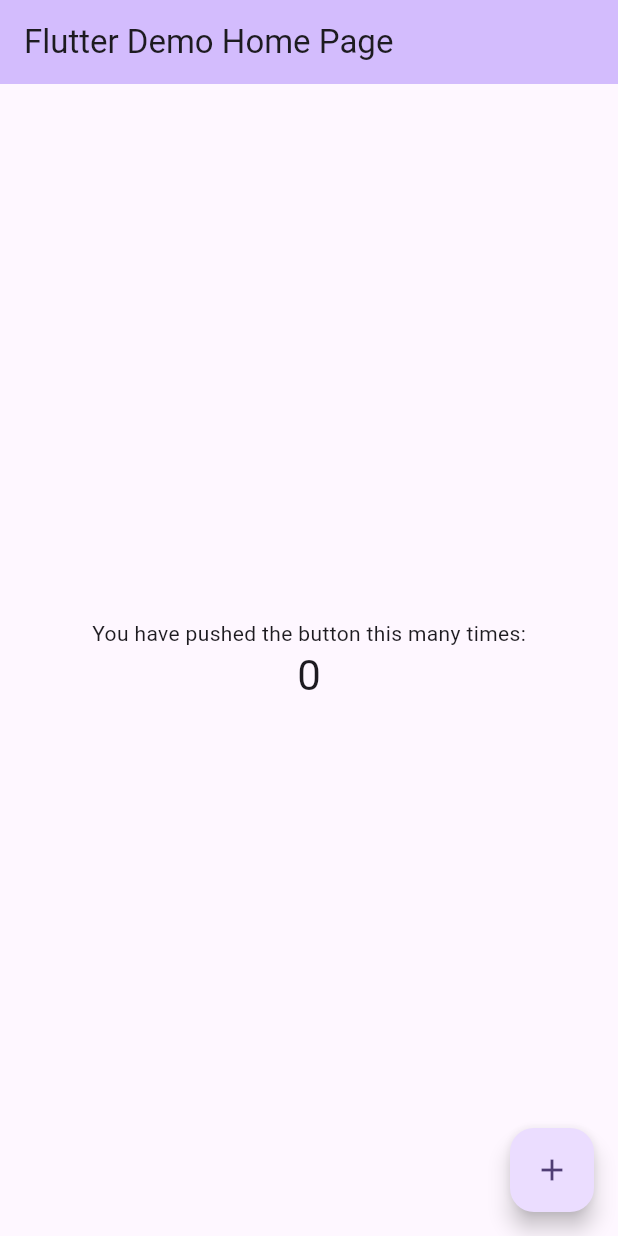
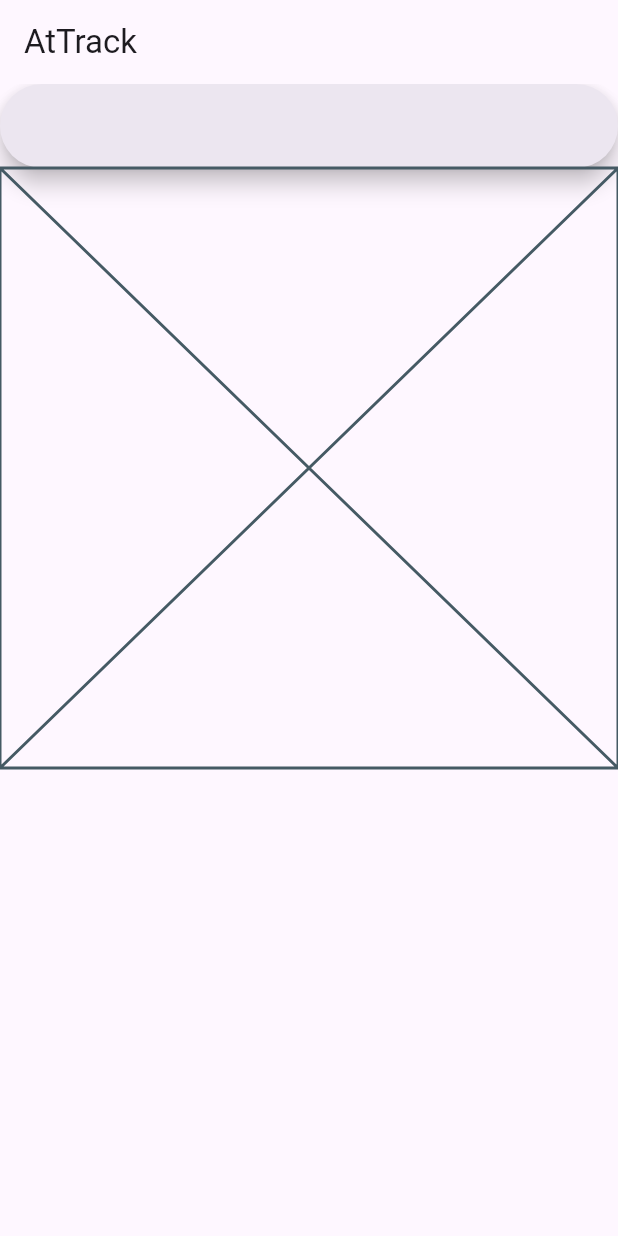
Before and after one commit to LUwUcifer/attendance_tracker, a Flutter app: the screen it shows after launch, on a phone screen of 412 x 824 dp. Run offline on Flutter 3.47's test engine with Material 3 defaults, Android fonts, the phone set to English and light mode, and no system bars.

Commit message:
Basic Structure

```diff
--- a/lib/main.dart
+++ b/lib/main.dart
@@ -1,122 +1,30 @@
+import 'package:attendance_tracker/pages/home_page.dart';
 import 'package:flutter/material.dart';
 
-void main() {
-  runApp(const MyApp());
-}
+void main() => runApp(AtTrack());
 
-class MyApp extends StatelessWidget {
-  const MyApp({super.key});
+class AtTrack extends StatelessWidget {
+  const AtTrack({super.key});
 
-  // This widget is the root of your application.
   @override
   Widget build(BuildContext context) {
     return MaterialApp(
-      title: 'Flutter Demo',
-      theme: ThemeData(
-        // This is the theme of your application.
-        //
-        // TRY THIS: Try running your application with "flutter run". You'll see
-        // the application has a purple toolbar. Then, without quitting the app,
-        // try changing the seedColor in the colorScheme below to Colors.green
-        // and then invoke "hot reload" (save your changes or press the "hot
-        // reload" button in a Flutter-supported IDE, or press "r" if you used
-        // the command line to start the app).
-        //
-        // Notice that the counter didn't reset back to zero; the application
-        // state is not lost during the reload. To reset the state, use hot
-        // restart instead.
-        //
-        // This works for code too, not just values: Most code changes can be
-        // tested with just a hot reload.
-        colorScheme: ColorScheme.fromSeed(seedColor: Colors.deepPurple),
-      ),
-      home: const MyHomePage(title: 'Flutter Demo Home Page'),
+      title: 'AtTrack',
+      home: AtTrackHome(),
     );
   }
 }
 
-class MyHomePage extends StatefulWidget {
-  const MyHomePage({super.key, required this.title});
-
-  // This widget is the home page of your application. It is stateful, meaning
-  // that it has a State object (defined below) that contains fields that affect
-  // how it looks.
-
-  // This class is the configuration for the state. It holds the values (in this
-  // case the title) provided by the parent (in this case the App widget) and
-  // used by the build method of the State. Fields in a Widget subclass are
-  // always marked "final".
-
-  final String title;
-
-  @override
-  State<MyHomePage> createState() => _MyHomePageState();
-}
-
-class _MyHomePageState extends State<MyHomePage> {
-  int _counter = 0;
-
-  void _incrementCounter() {
-    setState(() {
-      // This call to setState tells the Flutter framework that something has
-      // changed in this State, which causes it to rerun the build method below
-      // so that the display can reflect the updated values. If we changed
-      // _counter without calling setState(), then the build method would not be
-      // called again, and so nothing would appear to happen.
-      _counter++;
-    });
-  }
+class AtTrackHome extends StatelessWidget {
+  const AtTrackHome({super.key});
 
   @override
   Widget build(BuildContext context) {
-    // This method is rerun every time setState is called, for instance as done
-    // by the _incrementCounter method above.
-    //
-    // The Flutter framework has been optimized to make rerunning build methods
-    // fast, so that you can just rebuild anything that needs updating rather
-    // than having to individually change instances of widgets.
     return Scaffold(
       appBar: AppBar(
-        // TRY THIS: Try changing the color here to a specific color (to
-        // Colors.amber, perhaps?) and trigger a hot reload to see the AppBar
-        // change color while the other colors stay the same.
-        backgroundColor: Theme.of(context).colorScheme.inversePrimary,
-        // Here we take the value from the MyHomePage object that was created by
-        // the App.build method, and use it to set our appbar title.
-        title: Text(widget.title),
+        title: Text('AtTrack'),
       ),
-      body: Center(
-        // Center is a layout widget. It takes a single child and positions it
-        // in the middle of the parent.
-        child: Column(
-          // Column is also a layout widget. It takes a list of children and
-          // arranges them vertically. By default, it sizes itself to fit its
-          // children horizontally, and tries to be as tall as its parent.
-          //
-          // Column has various properties to control how it sizes itself and
-          // how it positions its children. Here we use mainAxisAlignment to
-          // center the children vertically; the main axis here is the vertical
-          // axis because Columns are vertical (the cross axis would be
-          // horizontal).
-          //
-          // TRY THIS: Invoke "debug painting" (choose the "Toggle Debug Paint"
-          // action in the IDE, or press "p" in the console), to see the
-          // wireframe for each widget.
-          mainAxisAlignment: MainAxisAlignment.center,
-          children: <Widget>[
-            const Text('You have pushed the button this many times:'),
-            Text(
-              '$_counter',
-              style: Theme.of(context).textTheme.headlineMedium,
-            ),
-          ],
-        ),
-      ),
-      floatingActionButton: FloatingActionButton(
-        onPressed: _incrementCounter,
-        tooltip: 'Increment',
-        child: const Icon(Icons.add),
-      ), // This trailing comma makes auto-formatting nicer for build methods.
+      body: HomePage(),
     );
   }
 }
--- /dev/null
+++ b/lib/pages/home_page.dart
@@ -0,0 +1,21 @@
+import 'package:flutter/material.dart';
+import '../widgets/homepage_widgets/uni_lectures.dart';
+
+class HomePage extends StatefulWidget {
+  const HomePage({super.key});
+
+  @override
+  State<HomePage> createState() => _HomePageState();
+}
+
+class _HomePageState extends State<HomePage> {
+  @override
+  Widget build(BuildContext context) {
+    return Column(
+      children: [
+        SearchBar(),
+        UniLectures()
+      ],
+    );
+  }
+}
--- /dev/null
+++ b/lib/widgets/homepage_widgets/uni_lectures.dart
@@ -0,0 +1,10 @@
+import 'package:flutter/material.dart';
+
+class UniLectures extends StatelessWidget {
+  const UniLectures({super.key});
+
+  @override
+  Widget build(BuildContext context) {
+    return const Placeholder();
+  }
+}
```
